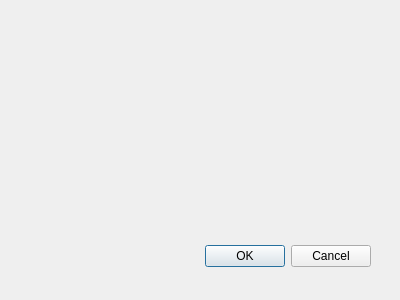
This is addstaffdialog.ui in OlivierCoue/projetqt as Qt 5 draws it before an edit. The edited form follows.
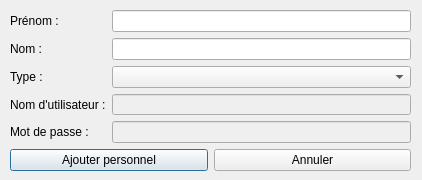
This is the edited form.

Diff of the .ui file:
```diff
--- a/addstaffdialog.ui
+++ b/addstaffdialog.ui
@@ -6,28 +6,107 @@
    <rect>
     <x>0</x>
     <y>0</y>
-    <width>400</width>
-    <height>300</height>
+    <width>422</width>
+    <height>180</height>
    </rect>
   </property>
   <property name="windowTitle">
    <string>Ajouter du personnel</string>
   </property>
-  <widget class="QDialogButtonBox" name="buttonBox">
+  <widget class="QWidget" name="verticalLayoutWidget">
    <property name="geometry">
     <rect>
-     <x>30</x>
-     <y>240</y>
-     <width>341</width>
-     <height>32</height>
+     <x>10</x>
+     <y>10</y>
+     <width>401</width>
+     <height>161</height>
     </rect>
    </property>
-   <property name="orientation">
-    <enum>Qt::Horizontal</enum>
-   </property>
-   <property name="standardButtons">
-    <set>QDialogButtonBox::Cancel|QDialogButtonBox::Ok</set>
-   </property>
+   <layout class="QVBoxLayout" name="verticalLayout_2">
+    <item>
+     <layout class="QFormLayout" name="formLayout">
+      <property name="bottomMargin">
+       <number>0</number>
+      </property>
+      <item row="0" column="0">
+       <widget class="QLabel" name="label">
+        <property name="text">
+         <string>Prénom :</string>
+        </property>
+       </widget>
+      </item>
+      <item row="0" column="1">
+       <widget class="QLineEdit" name="firstname"/>
+      </item>
+      <item row="1" column="0">
+       <widget class="QLabel" name="label_2">
+        <property name="text">
+         <string>Nom :</string>
+        </property>
+       </widget>
+      </item>
+      <item row="1" column="1">
+       <widget class="QLineEdit" name="lastname"/>
+      </item>
+      <item row="2" column="0">
+       <widget class="QLabel" name="label_3">
+        <property name="text">
+         <string>Type :</string>
+        </property>
+       </widget>
+      </item>
+      <item row="2" column="1">
+       <widget class="QComboBox" name="typeBox"/>
+      </item>
+      <item row="3" column="0">
+       <widget class="QLabel" name="label_4">
+        <property name="text">
+         <string>Nom d'utilisateur :</string>
+        </property>
+       </widget>
+      </item>
+      <item row="3" column="1">
+       <widget class="QLineEdit" name="login">
+        <property name="enabled">
+         <bool>false</bool>
+        </property>
+       </widget>
+      </item>
+      <item row="4" column="0">
+       <widget class="QLabel" name="label_5">
+        <property name="text">
+         <string>Mot de passe :</string>
+        </property>
+       </widget>
+      </item>
+      <item row="4" column="1">
+       <widget class="QLineEdit" name="password">
+        <property name="enabled">
+         <bool>false</bool>
+        </property>
+       </widget>
+      </item>
+     </layout>
+    </item>
+    <item>
+     <layout class="QHBoxLayout" name="horizontalLayout_2">
+      <item>
+       <widget class="QPushButton" name="createStaffButton">
+        <property name="text">
+         <string>Ajouter personnel</string>
+        </property>
+       </widget>
+      </item>
+      <item>
+       <widget class="QPushButton" name="cancelButton">
+        <property name="text">
+         <string>Annuler</string>
+        </property>
+       </widget>
+      </item>
+     </layout>
+    </item>
+   </layout>
   </widget>
  </widget>
  <resources/>
```
Left out of the diff: 37 changed lines with no effect on the pictures.
